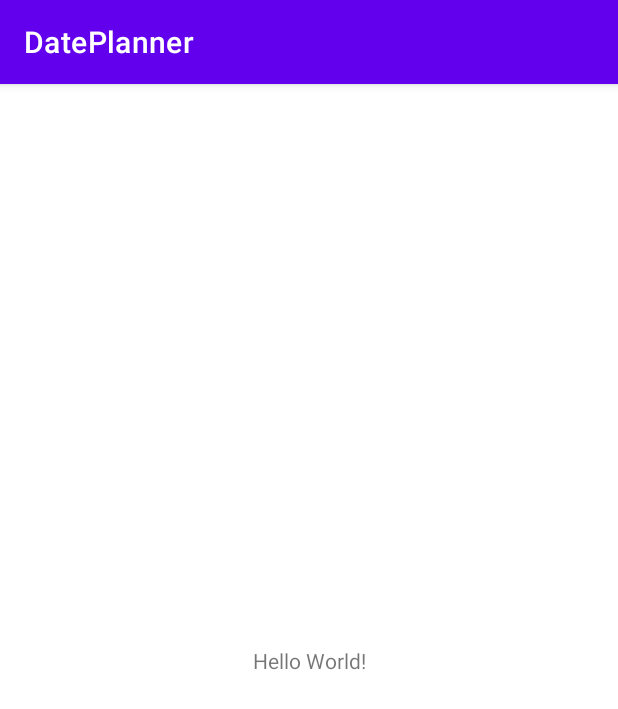
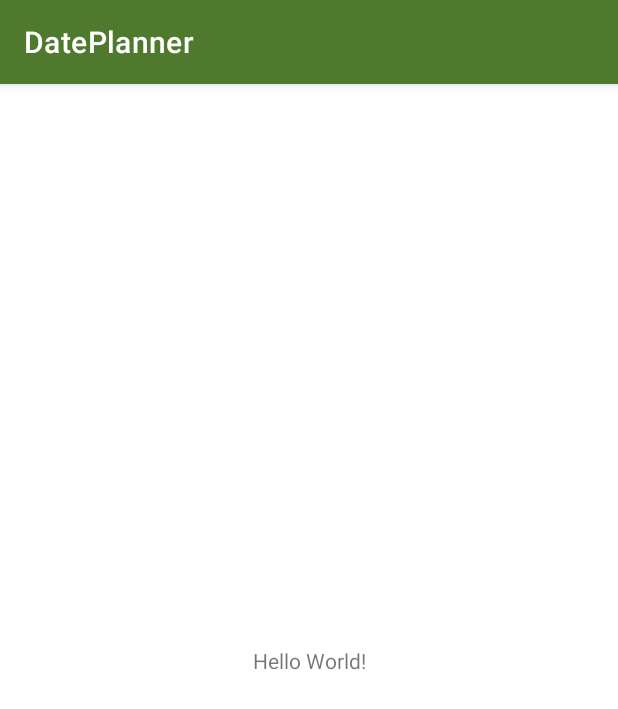
Before and after one commit to JoelSwarns/DatePlanner, an Android app: the screen it shows after launch (MainActivity), on a phone screen of 412 x 824 dp. Shown: the top 709 px of the screen. Run offline under Robolectric (Android 15) with nearby library versions, the phone set to English and light mode, and no system bars.

Commit message:
Changed the colors.xml file and the corresponding themes.xml files

```diff
--- a/app/src/main/res/values-night/themes.xml
+++ b/app/src/main/res/values-night/themes.xml
@@ -2,13 +2,13 @@
     <!-- Base application theme. -->
     <style name="Theme.DatePlanner" parent="Theme.MaterialComponents.DayNight.DarkActionBar">
         <!-- Primary brand color. -->
-        <item name="colorPrimary">@color/purple_200</item>
-        <item name="colorPrimaryVariant">@color/purple_700</item>
-        <item name="colorOnPrimary">@color/black</item>
+        <item name="colorPrimary">@color/primaryColor</item>
+        <item name="colorPrimaryVariant">@color/primaryColor</item>
+        <item name="colorOnPrimary">@color/primaryTextColor</item>
         <!-- Secondary brand color. -->
-        <item name="colorSecondary">@color/teal_200</item>
-        <item name="colorSecondaryVariant">@color/teal_200</item>
-        <item name="colorOnSecondary">@color/black</item>
+        <item name="colorSecondary">@color/secondaryColor</item>
+        <item name="colorSecondaryVariant">@color/secondaryColor</item>
+        <item name="colorOnSecondary">@color/secondaryTextColor</item>
         <!-- Status bar color. -->
         <item name="android:statusBarColor" tools:targetApi="l">?attr/colorPrimaryVariant</item>
         <!-- Customize your theme here. -->
--- a/app/src/main/res/values/colors.xml
+++ b/app/src/main/res/values/colors.xml
@@ -1,10 +1,11 @@
-<?xml version="1.0" encoding="utf-8"?>
+<?xml version="1.0" encoding="UTF-8"?>
 <resources>
-    <color name="purple_200">#FFBB86FC</color>
-    <color name="purple_500">#FF6200EE</color>
-    <color name="purple_700">#FF3700B3</color>
-    <color name="teal_200">#FF03DAC5</color>
-    <color name="teal_700">#FF018786</color>
-    <color name="black">#FF000000</color>
-    <color name="white">#FFFFFFFF</color>
+  <color name="primaryColor">#7ea859</color>
+  <color name="primaryLightColor">#afda87</color>
+  <color name="primaryDarkColor">#4f792d</color>
+  <color name="secondaryColor">#807bcc</color>
+  <color name="secondaryLightColor">#b2aaff</color>
+  <color name="secondaryDarkColor">#504f9b</color>
+  <color name="primaryTextColor">#000000</color>
+  <color name="secondaryTextColor">#000000</color>
 </resources>
--- a/app/src/main/res/values/themes.xml
+++ b/app/src/main/res/values/themes.xml
@@ -2,13 +2,13 @@
     <!-- Base application theme. -->
     <style name="Theme.DatePlanner" parent="Theme.MaterialComponents.DayNight.DarkActionBar">
         <!-- Primary brand color. -->
-        <item name="colorPrimary">@color/purple_500</item>
-        <item name="colorPrimaryVariant">@color/purple_700</item>
-        <item name="colorOnPrimary">@color/white</item>
+        <item name="colorPrimary">@color/primaryDarkColor</item>
+        <item name="colorPrimaryVariant">@color/primaryDarkColor</item>
+        <item name="colorOnPrimary">@color/primaryTextColor</item>
         <!-- Secondary brand color. -->
-        <item name="colorSecondary">@color/teal_200</item>
-        <item name="colorSecondaryVariant">@color/teal_700</item>
-        <item name="colorOnSecondary">@color/black</item>
+        <item name="colorSecondary">@color/secondaryDarkColor</item>
+        <item name="colorSecondaryVariant">@color/secondaryDarkColor</item>
+        <item name="colorOnSecondary">@color/secondaryTextColor</item>
         <!-- Status bar color. -->
         <item name="android:statusBarColor" tools:targetApi="l">?attr/colorPrimaryVariant</item>
         <!-- Customize your theme here. -->
```
